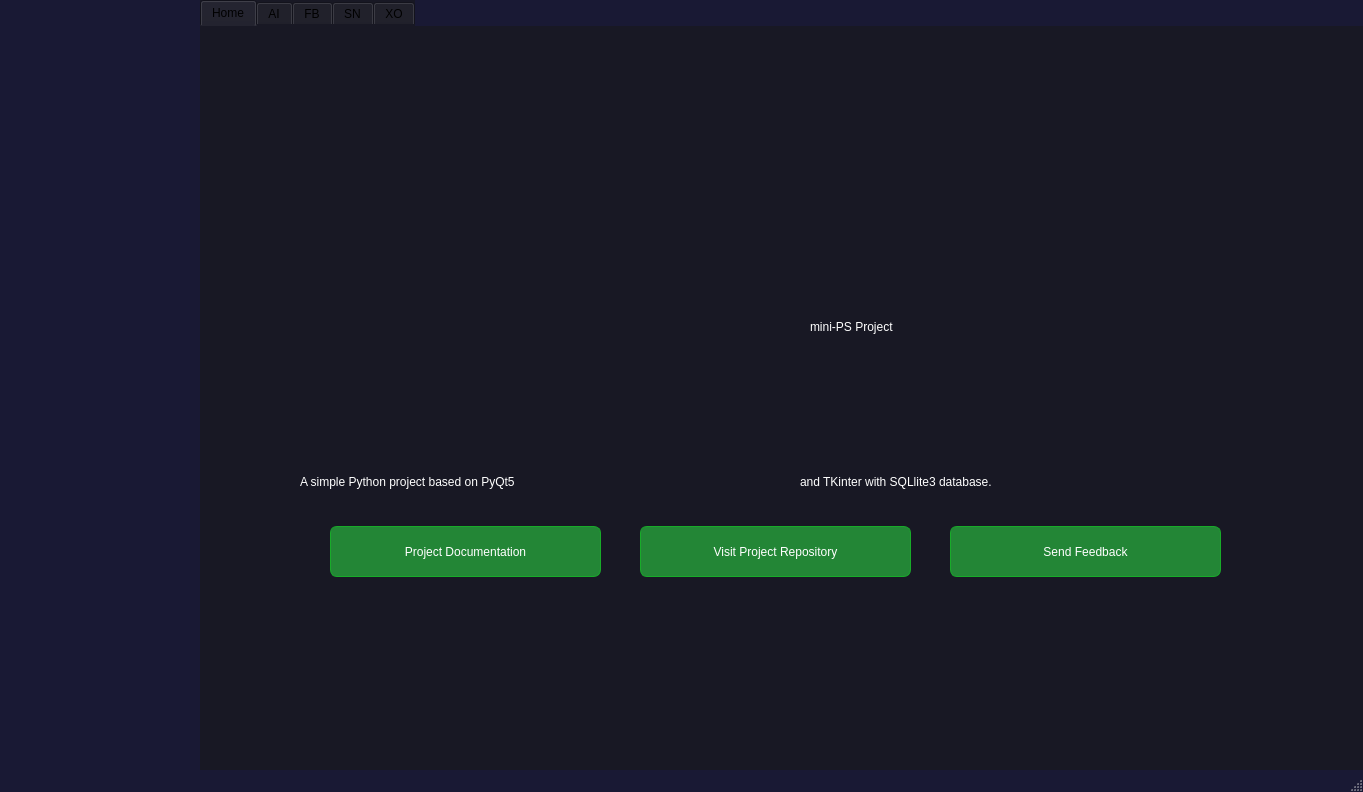
This is UI/mini_PS_UI.ui in 0xGhazy/mini-PS as Qt 5 draws it before an edit. The edited form follows.
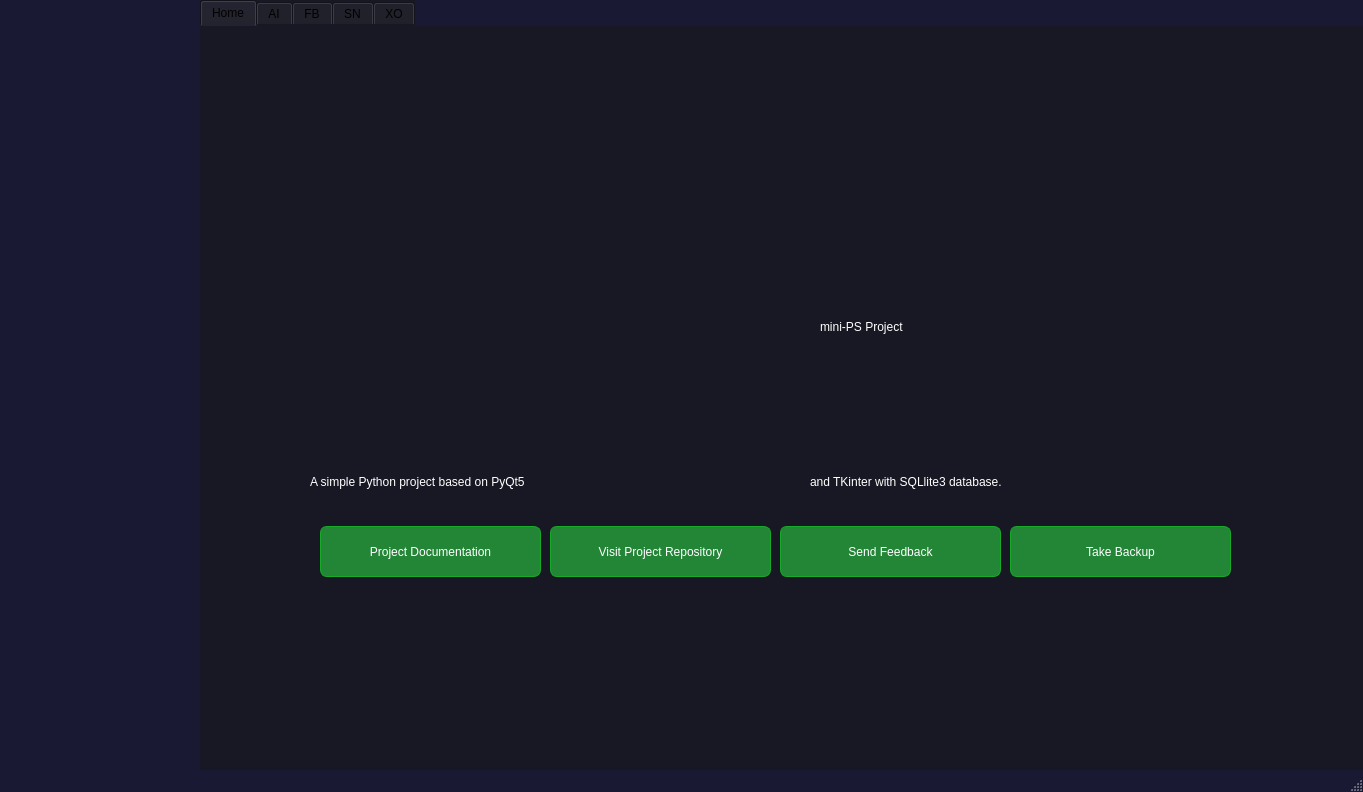
This is the edited form. Icons and pictures are not drawn.

Commit message: Updating README.md + Adding backup function/btn + updating UI.ui

Diff of the .ui file:
```diff
--- a/UI/mini_PS_UI.ui
+++ b/UI/mini_PS_UI.ui
@@ -62,7 +62,7 @@
      <widget class="QLabel" name="label">
       <property name="geometry">
        <rect>
-        <x>210</x>
+        <x>220</x>
         <y>180</y>
         <width>401</width>
         <height>241</height>
@@ -81,7 +81,7 @@
      <widget class="QLabel" name="label_10">
       <property name="geometry">
        <rect>
-        <x>100</x>
+        <x>110</x>
         <y>440</y>
         <width>491</width>
         <height>31</height>
@@ -98,9 +98,9 @@
      <widget class="QLabel" name="label_11">
       <property name="geometry">
        <rect>
-        <x>600</x>
+        <x>610</x>
         <y>440</y>
-        <width>491</width>
+        <width>441</width>
         <height>31</height>
        </rect>
       </property>
@@ -115,7 +115,7 @@
      <widget class="QLabel" name="label_2">
       <property name="geometry">
        <rect>
-        <x>610</x>
+        <x>620</x>
         <y>260</y>
         <width>341</width>
         <height>81</height>
@@ -132,9 +132,9 @@
      <widget class="QPushButton" name="doc_btn">
       <property name="geometry">
        <rect>
-        <x>130</x>
+        <x>120</x>
         <y>500</y>
-        <width>271</width>
+        <width>221</width>
         <height>51</height>
        </rect>
       </property>
@@ -163,9 +163,9 @@
      <widget class="QPushButton" name="feedback_btn">
       <property name="geometry">
        <rect>
-        <x>750</x>
+        <x>580</x>
         <y>500</y>
-        <width>271</width>
+        <width>221</width>
         <height>51</height>
        </rect>
       </property>
@@ -194,9 +194,9 @@
      <widget class="QPushButton" name="github_btn">
       <property name="geometry">
        <rect>
-        <x>440</x>
+        <x>350</x>
         <y>500</y>
-        <width>271</width>
+        <width>221</width>
         <height>51</height>
        </rect>
       </property>
@@ -222,6 +222,37 @@
        <string>Visit Project Repository</string>
       </property>
      </widget>
+     <widget class="QPushButton" name="take_backup">
+      <property name="geometry">
+       <rect>
+        <x>810</x>
+        <y>500</y>
+        <width>221</width>
+        <height>51</height>
+       </rect>
+      </property>
+      <property name="styleSheet">
+       <string notr="true">QPushButton {
+	color: white;
+font: 87 12pt &quot;Arial Black&quot;;
+	background-color: rgb(35, 134, 54);
+	border-radius:7px;
+	border:1px solid #18ab29;
+}
+
+QPushButton:hover {
+	background:linear-gradient(to bottom, #5cbf2a 5%, #44c767 100%);
+	background-color:#18ab29;
+}
+QPushButton:active {
+	position:relative;
+	top:2px;
+}</string>
+      </property>
+      <property name="text">
+       <string>Take Backup</string>
+      </property>
+     </widget>
     </widget>
     <widget class="QWidget" name="tab_2">
      <attribute name="title">
```
The commit also changes 8 other files.
